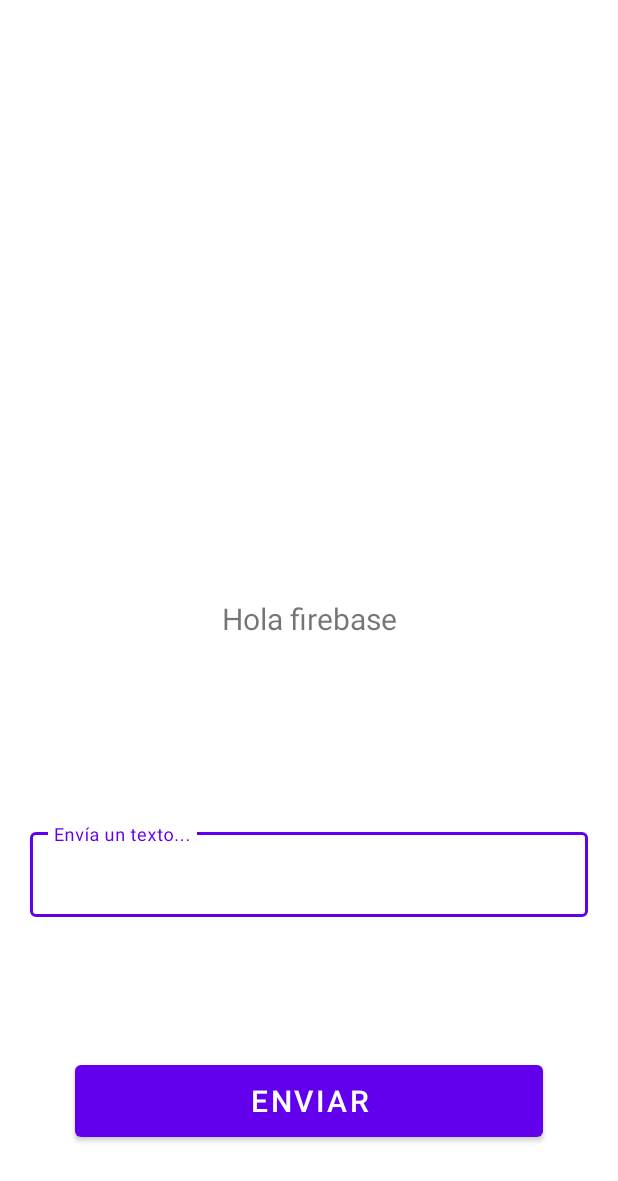
After one commit to JccsISCDeveloper/SimpleFirebase, an Android app: the layout fragment_formulary.xml on its own in the app's theme, with its tools: preview values and no code run, on a phone screen of 412 x 824 dp. The commit adds this screen. Shown: the top 1181 px of the screen. Run offline under Robolectric (Android 15) with nearby library versions, the phone set to English and light mode, and no system bars.

Commit message:
Escritura Real time

```diff
--- /dev/null
+++ b/app/src/main/res/layout/fragment_formulary.xml
@@ -0,0 +1,65 @@
+<?xml version="1.0" encoding="utf-8"?>
+<layout xmlns:android="http://schemas.android.com/apk/res/android"
+    xmlns:tools="http://schemas.android.com/tools"
+    xmlns:app="http://schemas.android.com/apk/res-auto">
+
+    <data>
+
+    </data>
+
+    <androidx.constraintlayout.widget.ConstraintLayout
+        android:layout_width="match_parent"
+        android:layout_height="match_parent"
+        tools:context=".fragments.FormularyFragment">
+
+        <TextView
+            android:id="@+id/tvData"
+            android:layout_width="0dp"
+            android:layout_height="wrap_content"
+            android:textAlignment="center"
+            android:textSize="20sp"
+            android:layout_marginStart="20dp"
+            android:layout_marginEnd="20dp"
+            app:layout_constraintBottom_toBottomOf="parent"
+            app:layout_constraintEnd_toEndOf="parent"
+            app:layout_constraintHorizontal_bias="0.0"
+            app:layout_constraintStart_toStartOf="parent"
+            app:layout_constraintTop_toTopOf="parent"
+            tools:text="Hola firebase" />
+
+        <com.google.android.material.textfield.TextInputLayout
+            android:id="@+id/tilDato"
+            android:layout_width="0dp"
+            android:layout_height="wrap_content"
+            android:hint="Envía un texto..."
+            android:layout_marginTop="30dp"
+            android:layout_marginStart="20dp"
+            android:layout_marginEnd="20dp"
+            style="@style/Widget.MaterialComponents.TextInputLayout.OutlinedBox"
+            app:layout_constraintTop_toBottomOf="@+id/tvData"
+            app:layout_constraintStart_toStartOf="parent"
+            app:layout_constraintEnd_toEndOf="parent"
+            app:layout_constraintBottom_toTopOf="@+id/btnSend"
+            app:layout_constraintVertical_bias="0.5">
+
+            <com.google.android.material.textfield.TextInputEditText
+                android:id="@+id/tieDato"
+                android:layout_width="match_parent"
+                android:layout_height="wrap_content"/>
+        </com.google.android.material.textfield.TextInputLayout>
+
+        <com.google.android.material.button.MaterialButton
+            android:id="@+id/btnSend"
+            android:layout_width="0dp"
+            android:layout_height="60dp"
+            android:text="@string/txt_send"
+            android:textSize="20sp"
+            android:layout_marginStart="50dp"
+            android:layout_marginEnd="50dp"
+            android:layout_marginBottom="60dp"
+            app:layout_constraintBottom_toBottomOf="parent"
+            app:layout_constraintStart_toStartOf="parent"
+            app:layout_constraintEnd_toEndOf="parent"/>
+
+    </androidx.constraintlayout.widget.ConstraintLayout>
+</layout>
--- a/app/src/main/res/values/strings.xml
+++ b/app/src/main/res/values/strings.xml
@@ -1,3 +1,6 @@
 <resources>
     <string name="app_name">MyFirebase</string>
+    <!-- TODO: Remove or change this placeholder text -->
+    <string name="hello_blank_fragment">Hello blank fragment</string>
+    <string name="txt_send">Enviar</string>
 </resources>
```
Also changed, not shown: app/src/main/java/com/jccsisc/myfirebase/MainActivity.kt (+0 -15 lines), app/src/main/java/com/jccsisc/myfirebase/fragments/FormularyFragment.kt (added, +50 -0 lines), app/src/main/res/layout/activity_main.xml (+7 -9 lines), app/src/main/res/navigation/nav_graph.xml (added, +13 -0 lines).
